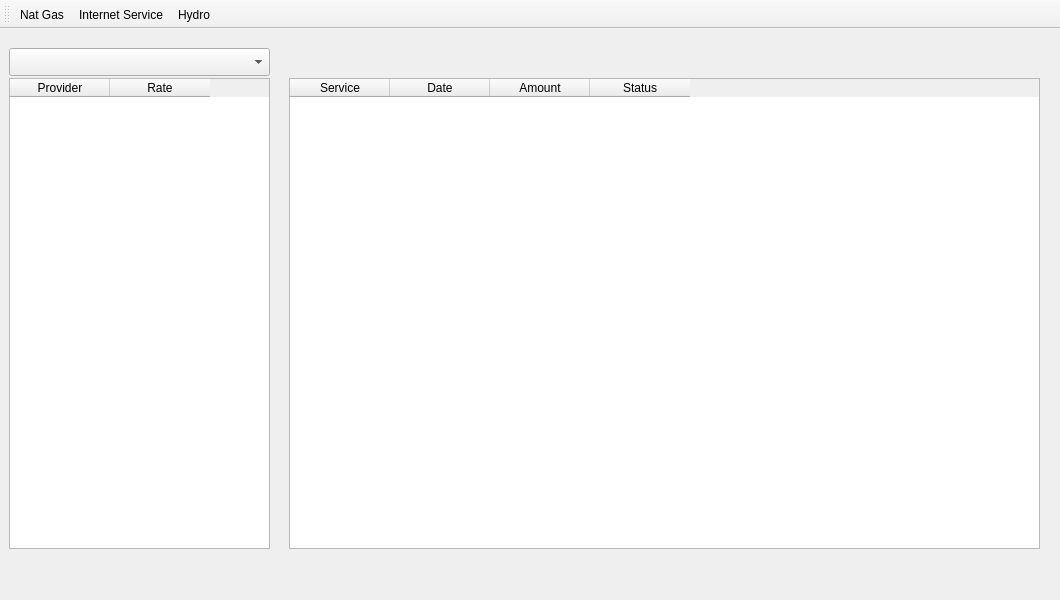
Qt form mainwindow.ui (drakovic23/3400-util) before a commit.
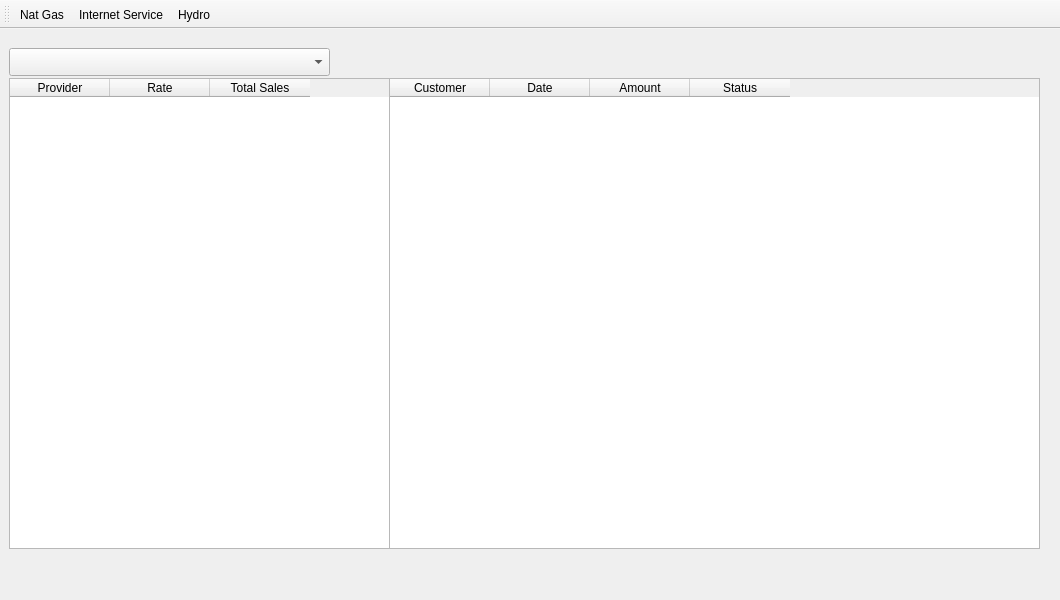
The same form after that commit. Icons and pictures are not drawn. Custom widgets are drawn as their Qt base class.

```diff
--- a/mainwindow.ui
+++ b/mainwindow.ui
@@ -114,18 +114,28 @@
        </widget>
       </widget>
       <widget class="QWidget" name="page_2">
+       <widget class="QComboBox" name="hydroComboBox">
+        <property name="geometry">
+         <rect>
+          <x>0</x>
+          <y>10</y>
+          <width>321</width>
+          <height>28</height>
+         </rect>
+        </property>
+       </widget>
        <widget class="QTableWidget" name="hydroBillTableWidget">
         <property name="geometry">
          <rect>
-          <x>280</x>
+          <x>380</x>
           <y>40</y>
-          <width>751</width>
+          <width>651</width>
           <height>471</height>
          </rect>
         </property>
         <column>
          <property name="text">
-          <string>Service</string>
+          <string>Customer</string>
          </property>
         </column>
         <column>
@@ -149,7 +159,7 @@
          <rect>
           <x>0</x>
           <y>40</y>
-          <width>261</width>
+          <width>381</width>
           <height>471</height>
          </rect>
         </property>
@@ -163,16 +173,11 @@
           <string>Rate</string>
          </property>
         </column>
-       </widget>
-       <widget class="QComboBox" name="hydroComboBox">
-        <property name="geometry">
-         <rect>
-          <x>0</x>
-          <y>10</y>
-          <width>261</width>
-          <height>28</height>
-         </rect>
-        </property>
+        <column>
+         <property name="text">
+          <string>Total Sales</string>
+         </property>
+        </column>
        </widget>
       </widget>
       <widget class="QWidget" name="page_3">
```
